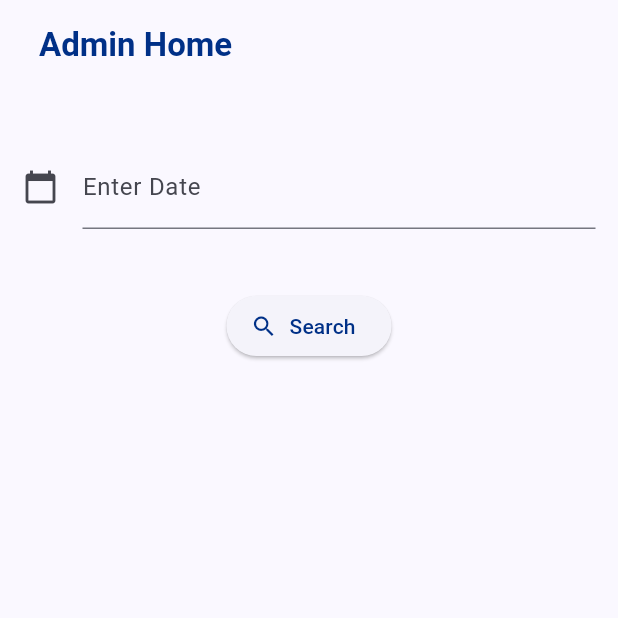
After one commit to youssefasultan/GASTrack, a Flutter app: the AdminHomeScreen screen opened directly, on a phone screen of 412 x 824 dp, the top half of it. The commit adds this screen. Run offline on Flutter 3.47's test engine with Material 3 defaults, Android fonts, the phone set to English and light mode, and no system bars; our stand-ins replace shared_preferences; accounts and stored records are empty; generated files the repository leaves out were written again; Roboto replaces fonts that are missing (Babas).

Commit message:
created admin screen

```diff
--- a/lib/l10n/app_ar.arb
+++ b/lib/l10n/app_ar.arb
@@ -55,7 +55,10 @@
   "value" : "القيمه",
   "count" : "عدد",
   "couponValueError" : "من فضلك ادخل القيمه",
-  "cashOverFlowError" : "من فضلك تأكد من القيم المدخله"
+  "cashOverFlowError" : "من فضلك تأكد من القيم المدخله",
+  "adminHome" : "الصفحه الرئيسية للمسؤل",
+  "enterDate" : "أدخل التاريخ",
+  "search": "بحث"
 
 
 }
--- a/lib/l10n/app_en.arb
+++ b/lib/l10n/app_en.arb
@@ -55,6 +55,9 @@
   "value": "value",
   "count": "count",
   "couponValueError" : "Please Enter Coupon Value",
-  "cashOverFlowError" : "Please Check Entries"
+  "cashOverFlowError" : "Please Check Entries",
+  "adminHome" : "Admin Home",
+  "enterDate" : "Enter Date",
+  "search": "Search"
 
 }
--- /dev/null
+++ b/lib/screens/admin/admin_home_screen.dart
@@ -0,0 +1,75 @@
+import 'package:flutter/material.dart';
+import 'package:flutter_gen/gen_l10n/app_localizations.dart';
+import 'package:intl/intl.dart';
+
+import '../../helpers/view/dialog_builder.dart';
+
+class AdminHomeScreen extends StatefulWidget {
+  const AdminHomeScreen({super.key});
+
+  @override
+  State<AdminHomeScreen> createState() => _AdminHomeScreenState();
+}
+
+class _AdminHomeScreenState extends State<AdminHomeScreen> {
+  TextEditingController dateController = TextEditingController(text: '');
+  @override
+  Widget build(BuildContext context) {
+    var t = AppLocalizations.of(context)!;
+    final deviceSize = MediaQuery.of(context).size;
+    ThemeData themeData = Theme.of(context);
+    return Scaffold(
+      appBar: AppBar(
+        title: Padding(
+          padding: const EdgeInsets.only(top: 5, left: 10),
+          child: Text(
+            t.adminHome,
+            style: TextStyle(
+              fontFamily: 'Babas',
+              fontWeight: FontWeight.bold,
+              color: themeData.primaryColor,
+            ),
+          ),
+        ),
+        automaticallyImplyLeading: false,
+      ),
+      body: Column(
+        children: [
+          Container(
+            padding: const EdgeInsets.all(15),
+            height: deviceSize.width / 3,
+            child: Center(
+              child: TextField(
+                controller: dateController,
+                decoration: InputDecoration(
+                  icon: const Icon(Icons.calendar_today), //icon of text field
+                  labelText: t.enterDate, //label text of field
+                ),
+                readOnly: true,
+                onTap: () async {
+                  DateTime? pickedDate =
+                      await DialogBuilder(context).showDatePickerDialog();
+
+                  if (pickedDate != null) {
+                    String formattedDate =
+                        DateFormat('yyyy-MM-dd').format(pickedDate);
+
+                    setState(() {
+                      dateController.text =
+                          formattedDate; //set output date to TextField value.
+                    });
+                  }
+                },
+              ),
+            ),
+          ),
+          ElevatedButton.icon(
+            onPressed: () {},
+            icon: const Icon(Icons.search),
+            label: Text(t.search),
+          ),
+        ],
+      ),
+    );
+  }
+}
```
Also changed, not shown: lib/helpers/view/dialog_builder.dart (+12 -15 lines), lib/main.dart (+9 -5 lines), lib/screens/user/home_screen.dart (renamed from lib/screens/home_screen.dart, +7 -6 lines), lib/screens/user/payment_screen.dart (renamed from lib/screens/payment_screen.dart, +4 -4 lines), lib/widgets/home_widgets/hose_list_tile.dart (+4 -4 lines), pubspec.lock.
